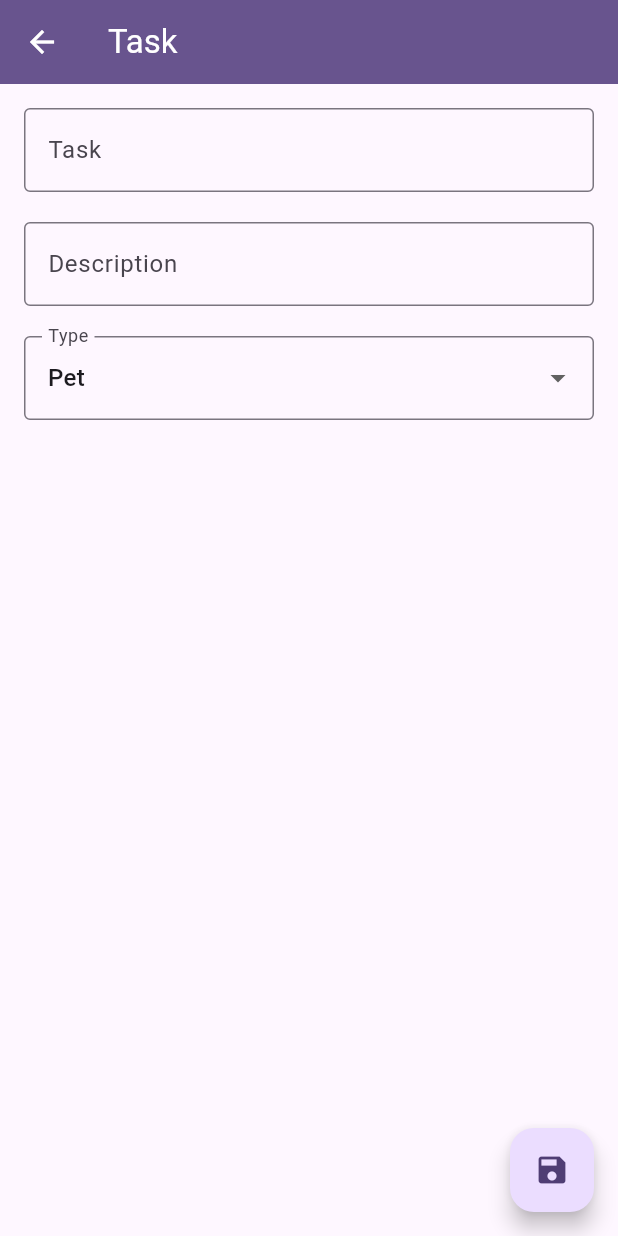
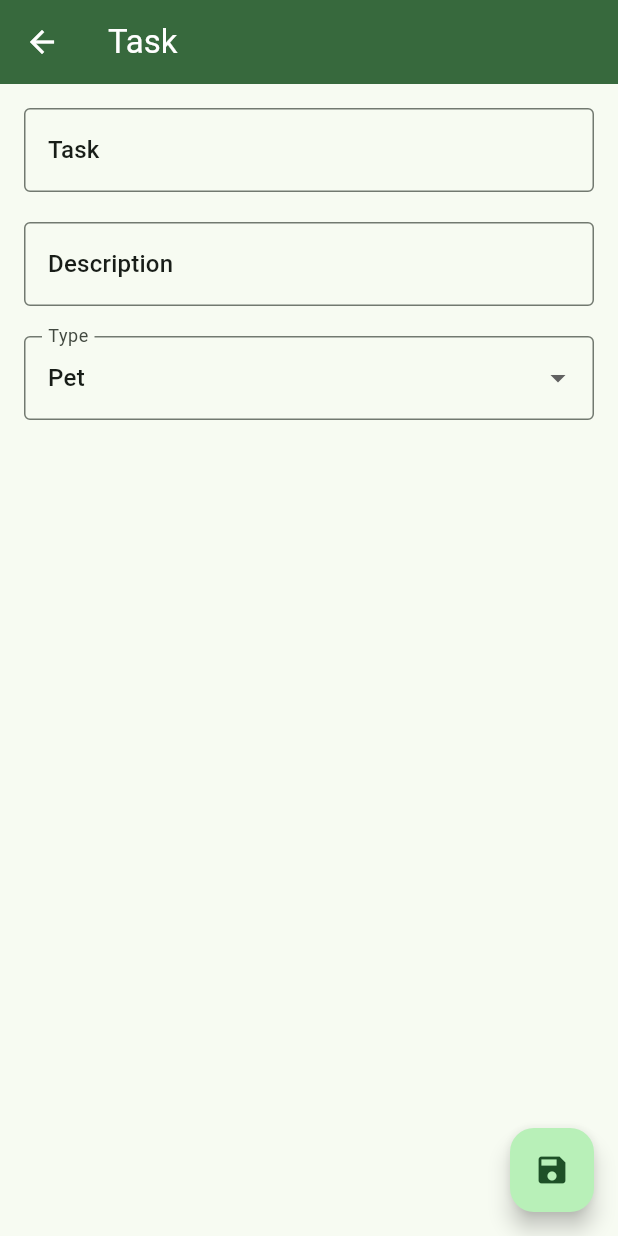
Before and after one commit to CodandoTV/todoapp_flutter, a Flutter app: the screen it shows after launch, after a tap on the "plus one" icon, on a phone screen of 412 x 824 dp. Run offline on Flutter 3.47's test engine with Material 3 defaults, Android fonts, the phone set to English and light mode, and no system bars; our stand-ins replace equatable, flutter_bloc, get_it, go_router, sqflite; accounts and stored records are empty; generated files the repository leaves out were written again.

Commit message:
Enhance UI styling in TaskScreen and TasksList with updated label and text styles

```diff
--- a/lib/ui/screens/task/task_screen.dart
+++ b/lib/ui/screens/task/task_screen.dart
@@ -79,6 +79,7 @@ class _TaskScreenScaffold extends StatelessWidget {
               controller: _taskEditingController,
               decoration: InputDecoration(
                 labelText: AppLocalizations.of(context)!.task,
+                labelStyle: Theme.of(context).textTheme.titleMedium,
                 border: const OutlineInputBorder(),
               ),
             ),
@@ -87,6 +88,7 @@ class _TaskScreenScaffold extends StatelessWidget {
               controller: _descriptionEditingController,
               decoration: InputDecoration(
                 labelText: AppLocalizations.of(context)!.description,
+                labelStyle: Theme.of(context).textTheme.titleMedium,
                 border: const OutlineInputBorder(),
               ),
             ),
--- a/lib/ui/todo_app.dart
+++ b/lib/ui/todo_app.dart
@@ -35,7 +35,14 @@ class TodoApp extends StatelessWidget {
       supportedLocales: AppLocalizations.supportedLocales,
       theme: ThemeData(
         colorScheme: ColorScheme.fromSeed(
-          seedColor: Colors.deepPurple,
+          seedColor: const Color.fromARGB(255, 27, 121, 52),
+        ),
+        useMaterial3: true,
+      ),
+      darkTheme: ThemeData(
+        colorScheme: ColorScheme.fromSeed(
+          seedColor: const Color.fromARGB(255, 28, 165, 214),
+          brightness: Brightness.dark,
         ),
         useMaterial3: true,
       ),
--- a/lib/ui/widgets/tasks_list.dart
+++ b/lib/ui/widgets/tasks_list.dart
@@ -1,4 +1,5 @@
 import 'package:flutter/cupertino.dart';
+import 'package:flutter/material.dart';
 import 'package:todoapp/ui/widgets/task/task_cell.dart';
 import 'package:todoapp/ui/widgets/task/task_cell_widget.dart';
 import 'package:flutter_gen/gen_l10n/app_localizations.dart';
@@ -25,6 +26,7 @@ class TasksList extends StatelessWidget {
       return Center(
         child: Text(
           AppLocalizations.of(context)!.empty_tasks,
+          style: Theme.of(context).textTheme.bodyLarge,
         ),
       );
     } else {
```
